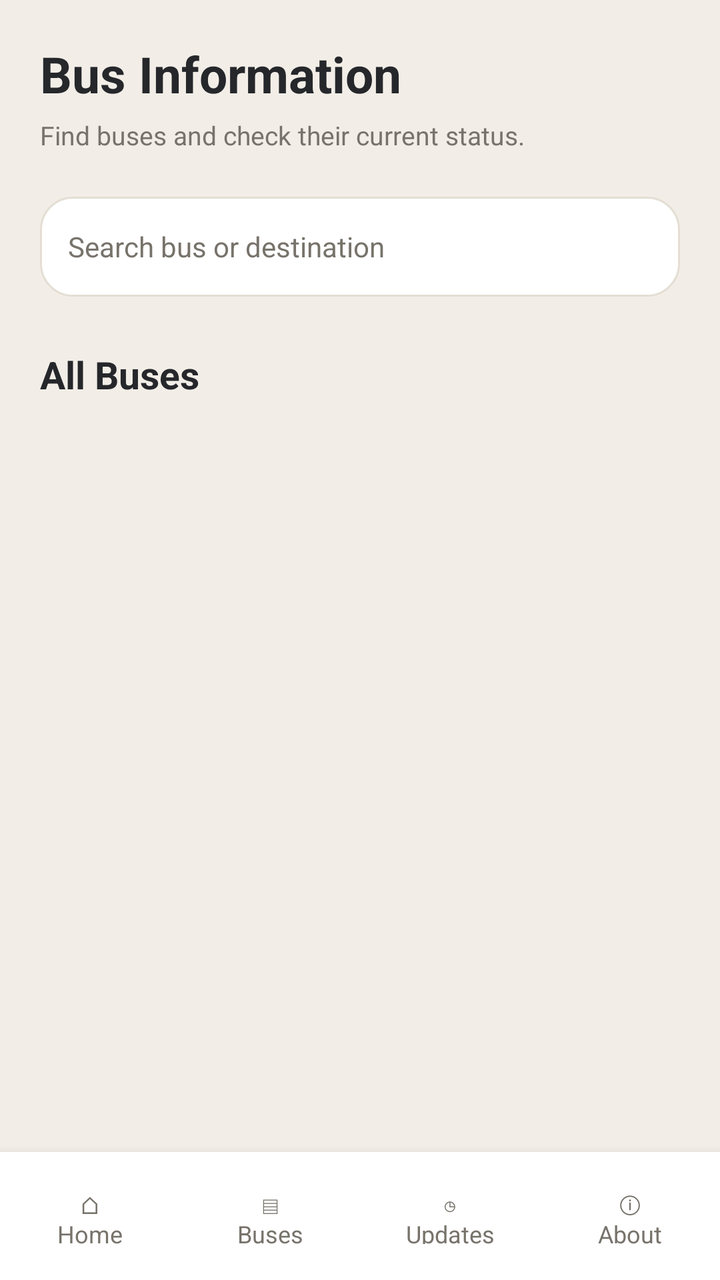
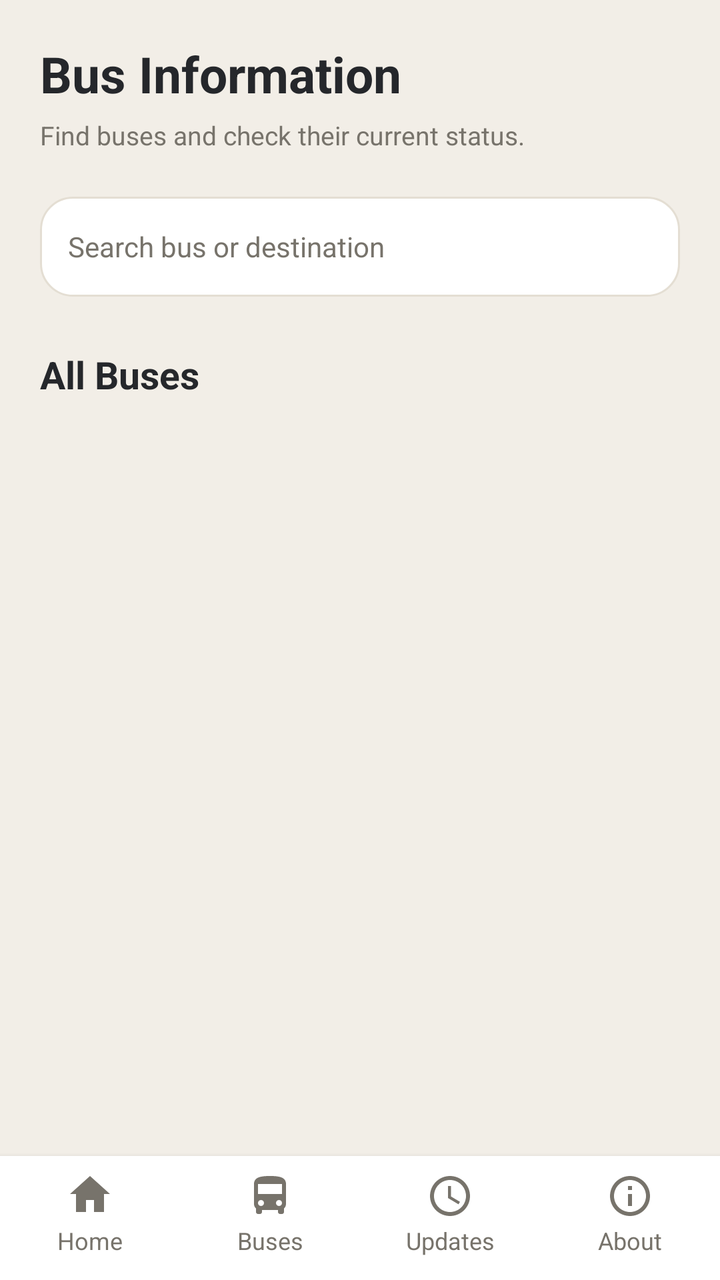

Before-and-after screenshots of an Android layout around one commit, followed by the original layout XML and the change that was made.
<!-- AndroidManifest.xml: application theme Theme.PabamaApp -->
<!-- res/layout/activity_bus_information.xml -->
<LinearLayout xmlns:android="http://schemas.android.com/apk/res/android"
    android:id="@+id/main"
    android:layout_width="match_parent"
    android:layout_height="match_parent"
    android:orientation="vertical"
    android:background="@color/background">

    <ScrollView
        android:layout_width="match_parent"
        android:layout_height="0dp"
        android:layout_weight="1"
        android:fillViewport="true">

        <LinearLayout
            android:layout_width="match_parent"
            android:layout_height="wrap_content"
            android:orientation="vertical"
            android:padding="20dp">

            
            <TextView
                android:layout_width="wrap_content"
                android:layout_height="wrap_content"
                android:text="Bus Information"
                android:textColor="@color/primary_dark"
                android:textSize="25sp"
                android:textStyle="bold" />

            <TextView
                android:layout_width="wrap_content"
                android:layout_height="wrap_content"
                android:text="Find buses and check their current status."
                android:textColor="@color/text_secondary"
                android:textSize="13sp"
                android:layout_marginTop="5dp" />

            
            <EditText
                android:id="@+id/inputSearchBus"
                android:layout_width="match_parent"
                android:layout_height="50dp"
                android:layout_marginTop="22dp"
                android:background="@drawable/bg_card"
                android:hint="Search bus or destination"
                android:paddingStart="14dp"
                android:paddingEnd="14dp"
                android:textColor="@color/text_primary"
                android:textColorHint="@color/text_secondary"
                android:textSize="14sp"
                android:singleLine="true" />

            
            <TextView
                android:layout_width="wrap_content"
                android:layout_height="wrap_content"
                android:text="All Buses"
                android:textColor="@color/text_primary"
                android:textSize="19sp"
                android:textStyle="bold"
                android:layout_marginTop="26dp"
                android:layout_marginBottom="14dp" />

            
            <LinearLayout
                android:id="@+id/busListContainer"
                android:layout_width="match_parent"
                android:layout_height="wrap_content"
                android:orientation="vertical" />

        </LinearLayout>

    </ScrollView>

    <include
        layout="@layout/layout_passenger_bottom_nav"
        android:layout_width="match_parent"
        android:layout_height="64dp" />

</LinearLayout>
<!-- res/layout/layout_passenger_bottom_nav.xml (included above) -->
<LinearLayout xmlns:android="http://schemas.android.com/apk/res/android"
    android:layout_width="match_parent"
    android:layout_height="wrap_content"
    android:orientation="horizontal"
    android:background="@color/surface"
    android:elevation="8dp"
    android:paddingTop="10dp"
    android:paddingBottom="10dp">

    <TextView
        android:id="@+id/btnHome"
        android:layout_width="0dp"
        android:layout_height="wrap_content"
        android:layout_weight="1"
        android:gravity="center"
        android:padding="8dp"
        android:text="⌂&#10;Home"
        android:textColor="@color/text_secondary"
        android:textSize="12sp" />

    <TextView
        android:id="@+id/btnBuses"
        android:layout_width="0dp"
        android:layout_height="wrap_content"
        android:layout_weight="1"
        android:gravity="center"
        android:padding="8dp"
        android:text="▤&#10;Buses"
        android:textColor="@color/text_secondary"
        android:textSize="12sp" />

    <TextView
        android:id="@+id/btnUpdates"
        android:layout_width="0dp"
        android:layout_height="wrap_content"
        android:layout_weight="1"
        android:gravity="center"
        android:padding="8dp"
        android:text="◷&#10;Updates"
        android:textColor="@color/text_secondary"
        android:textSize="12sp" />

    <TextView
        android:id="@+id/btnAbout"
        android:layout_width="0dp"
        android:layout_height="wrap_content"
        android:layout_weight="1"
        android:gravity="center"
        android:padding="8dp"
        android:text="ⓘ&#10;About"
        android:textColor="@color/text_secondary"
        android:textSize="12sp" />

</LinearLayout>
<!-- resources referenced by this layout -->
<resources>
  <style name="Theme.PabamaApp" parent="Theme.Material3.DayNight.NoActionBar">
          <item name="colorPrimary">@color/primary</item>
          <item name="colorPrimaryVariant">@color/primary_dark</item>
          <item name="colorOnPrimary">@color/white</item>
          <item name="colorSecondary">@color/accent</item>
          <item name="android:statusBarColor">@color/primary_dark</item>
          <item name="android:windowBackground">@color/background</item>
      </style>
  <!-- unchanged entries left out for length: 10 -->
</resources>

<!-- the commit's change to res/layout/activity_bus_information.xml (unified diff, before → after) -->
@@ -74,7 +74,7 @@
     <include
         layout="@layout/layout_passenger_bottom_nav"
         android:layout_width="match_parent"
-        android:layout_height="64dp" />
+        android:layout_height="wrap_content" />
 
 </LinearLayout>
 <!-- res/layout/layout_passenger_bottom_nav.xml (included above) -->
@@ -83,9 +83,9 @@
     android:layout_height="wrap_content"
     android:orientation="horizontal"
     android:background="@color/surface"
-    android:elevation="8dp"
-    android:paddingTop="10dp"
-    android:paddingBottom="10dp">
+    android:elevation="4dp"
+    android:paddingTop="4dp"
+    android:paddingBottom="8dp">
 
     <TextView
         android:id="@+id/btnHome"
@@ -93,10 +93,14 @@
         android:layout_height="wrap_content"
         android:layout_weight="1"
         android:gravity="center"
-        android:padding="8dp"
-        android:text="⌂&#10;Home"
+        android:padding="4dp"
+        android:text="Home"
         android:textColor="@color/text_secondary"
-        android:textSize="12sp" />
+        android:textSize="12sp"
+        android:drawableTop="@drawable/ic_nav_home"
+        android:drawablePadding="4dp"
+        android:drawableTint="@color/text_secondary"
+        android:includeFontPadding="false"/>
 
     <TextView
         android:id="@+id/btnBuses"
@@ -104,10 +108,14 @@
         android:layout_height="wrap_content"
         android:layout_weight="1"
         android:gravity="center"
-        android:padding="8dp"
-        android:text="▤&#10;Buses"
+        android:padding="4dp"
+        android:text="Buses"
         android:textColor="@color/text_secondary"
-        android:textSize="12sp" />
+        android:textSize="12sp"
+        android:drawableTop="@drawable/ic_nav_bus"
+        android:drawablePadding="4dp"
+        android:drawableTint="@color/text_secondary"
+        android:includeFontPadding="false"/>
 
     <TextView
         android:id="@+id/btnUpdates"
@@ -115,10 +123,14 @@
         android:layout_height="wrap_content"
         android:layout_weight="1"
         android:gravity="center"
-        android:padding="8dp"
-        android:text="◷&#10;Updates"
+        android:padding="4dp"
+        android:text="Updates"
         android:textColor="@color/text_secondary"
-        android:textSize="12sp" />
+        android:textSize="12sp"
+        android:drawableTop="@drawable/ic_nav_updates"
+        android:drawablePadding="4dp"
+        android:drawableTint="@color/text_secondary"
+        android:includeFontPadding="false"/>
 
     <TextView
         android:id="@+id/btnAbout"
@@ -126,9 +138,13 @@
         android:layout_height="wrap_content"
         android:layout_weight="1"
         android:gravity="center"
-        android:padding="8dp"
-        android:text="ⓘ&#10;About"
+        android:padding="4dp"
+        android:text="About"
         android:textColor="@color/text_secondary"
-        android:textSize="12sp" />
+        android:textSize="12sp"
+        android:drawableTop="@drawable/ic_nav_about"
+        android:drawablePadding="4dp"
+        android:drawableTint="@color/text_secondary"
+        android:includeFontPadding="false"/>
 
 </LinearLayout>
<!-- resource entries referenced after the edit -->
@@ -1,13 +1,113 @@
 <!-- resources referenced by this layout -->
 <resources>
+  <!-- drawable ic_nav_about (drawable) -->
+  <vector xmlns:android="http://schemas.android.com/apk/res/android"
+      android:width="24dp"
+      android:height="24dp"
+      android:viewportWidth="24"
+      android:viewportHeight="24">
+  
+      <path
+          android:fillColor="#000000"
+          android:pathData="M12,2C6.48,2 2,6.48 2,12s4.48,10 10,10 10,-4.48 10,-10S17.52,2 12,2zM12,20c-4.41,0 -8,-3.59 -8,-8s3.59,-8 8,-8 8,3.59 8,8 -3.59,8 -8,8zM11,7h2v2h-2zM11,11h2v6h-2z" />
+  
+  </vector>
+  <!-- drawable ic_nav_bus (drawable) -->
+  <vector xmlns:android="http://schemas.android.com/apk/res/android"
+      android:width="24dp"
+      android:height="24dp"
+      android:viewportWidth="24"
+      android:viewportHeight="24">
+  
+      <path
+          android:fillColor="#000000"
+          android:pathData="M4,16c0,0.88 0.39,1.67 1,2.22V20c0,0.55 0.45,1 1,1h1c0.55,0 1,-0.45 1,-1v-1h8v1c0,0.55 0.45,1 1,1h1c0.55,0 1,-0.45 1,-1v-1.78c0.61,-0.55 1,-1.34 1,-2.22V6c0,-3.5 -3.58,-4 -8,-4S4,2.5 4,6v10zM7.5,17c-0.83,0 -1.5,-0.67 -1.5,-1.5S6.67,14 7.5,14 9,14.67 9,15.5 8.33,17 7.5,17zM16.5,17c-0.83,0 -1.5,-0.67 -1.5,-1.5s0.67,-1.5 1.5,-1.5 1.5,0.67 1.5,1.5 -0.67,1.5 -1.5,1.5zM18,11H6V6h12v5z" />
+  
+  </vector>
+  <!-- drawable ic_nav_home (drawable) -->
+  <vector xmlns:android="http://schemas.android.com/apk/res/android"
+      android:width="24dp"
+      android:height="24dp"
+      android:viewportWidth="24"
+      android:viewportHeight="24">
+  
+      <path
+          android:fillColor="#000000"
+          android:pathData="M10,20v-6h4v6h5v-9h3L12,2 2,11h3v9z" />
+  
+  </vector>
+  <!-- drawable ic_nav_updates (drawable) -->
+  <vector xmlns:android="http://schemas.android.com/apk/res/android"
+      android:width="24dp"
+      android:height="24dp"
+      android:viewportWidth="24"
+      android:viewportHeight="24">
+  
+      <path
+          android:fillColor="#000000"
+          android:pathData="M12,2C6.48,2 2,6.48 2,12s4.48,10 10,10 10,-4.48 10,-10S17.52,2 12,2zM12,20c-4.42,0 -8,-3.58 -8,-8s3.58,-8 8,-8 8,3.58 8,8 -3.58,8 -8,8zM12.5,7H11v6l5.25,3.15 0.75,-1.23 -4.5,-2.67z" />
+  
+  </vector>
   <style name="Theme.PabamaApp" parent="Theme.Material3.DayNight.NoActionBar">
+  
           <item name="colorPrimary">@color/primary</item>
           <item name="colorPrimaryVariant">@color/primary_dark</item>
           <item name="colorOnPrimary">@color/white</item>
           <item name="colorSecondary">@color/accent</item>
           <item name="android:statusBarColor">@color/primary_dark</item>
           <item name="android:windowBackground">@color/background</item>
+  
+          
+          <item name="android:windowAnimationStyle">@style/NoActivityAnimation</item>
+  
+          
+          <item name="alertDialogTheme">@style/Theme.PabamaApp.Dialog</item>
+  
       </style>
+  <style name="NoActivityAnimation">
+          <item name="android:activityOpenEnterAnimation">@null</item>
+          <item name="android:activityOpenExitAnimation">@null</item>
+          <item name="android:activityCloseEnterAnimation">@null</item>
+          <item name="android:activityCloseExitAnimation">@null</item>
+  
+          <item name="android:taskOpenEnterAnimation">@null</item>
+          <item name="android:taskOpenExitAnimation">@null</item>
+          <item name="android:taskCloseEnterAnimation">@null</item>
+          <item name="android:taskCloseExitAnimation">@null</item>
+  
+          <item name="android:windowEnterAnimation">@null</item>
+          <item name="android:windowExitAnimation">@null</item>
+      </style>
+  <style name="Theme.PabamaApp.Dialog" parent="ThemeOverlay.AppCompat.Dialog.Alert">
+          <item name="android:windowAnimationStyle">@style/NoActivityAnimation</item>
+  
+          <item name="colorAccent">@color/dialog_action</item>
+          <item name="android:colorAccent">@color/dialog_action</item>
+  
+          <item name="android:colorBackground">@color/dialog_background</item>
+          <item name="android:textColorPrimary">@color/dialog_text</item>
+          <item name="android:textColorSecondary">@color/dialog_hint</item>
+          <item name="android:textColorHint">@color/dialog_hint</item>
+  
+          <item name="buttonBarPositiveButtonStyle">@style/DialogActionButton</item>
+          <item name="buttonBarNegativeButtonStyle">@style/DialogCancelButton</item>
+          <item name="buttonBarNeutralButtonStyle">@style/DialogDeleteButton</item>
+  
+      </style>
+  <color name="dialog_action">#F4B942</color>
+  <color name="dialog_background">#404040</color>
+  <color name="dialog_text">#FFFFFF</color>
+  <color name="dialog_hint">#D1D1D1</color>
+  <style name="DialogActionButton" parent="Widget.AppCompat.Button.ButtonBar.AlertDialog">
+          <item name="android:textColor">@color/dialog_action</item>
+      </style>
+  <style name="DialogCancelButton" parent="Widget.AppCompat.Button.ButtonBar.AlertDialog">
+          <item name="android:textColor">@color/dialog_text</item>
+      </style>
+  <style name="DialogDeleteButton" parent="Widget.AppCompat.Button.ButtonBar.AlertDialog">
+          <item name="android:textColor">@color/dialog_delete</item>
+      </style>
+  <color name="dialog_delete">#FF8A80</color>
   <!-- unchanged entries left out for length: 10 -->
 </resources>
 
